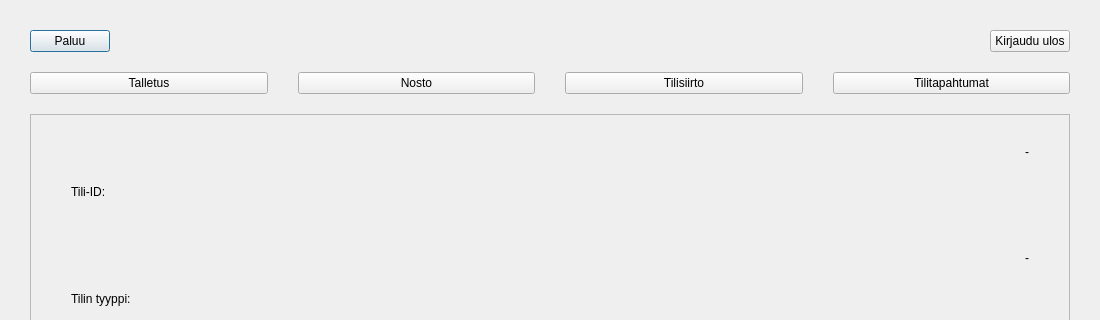
Above: bank_automat/accountinfo.ui from 25kmo-project/group_7 before the change; both pictures show x 0 to 1100 and y 0 to 320 of the 1100 by 768 pixel window. Below: the same form after it.
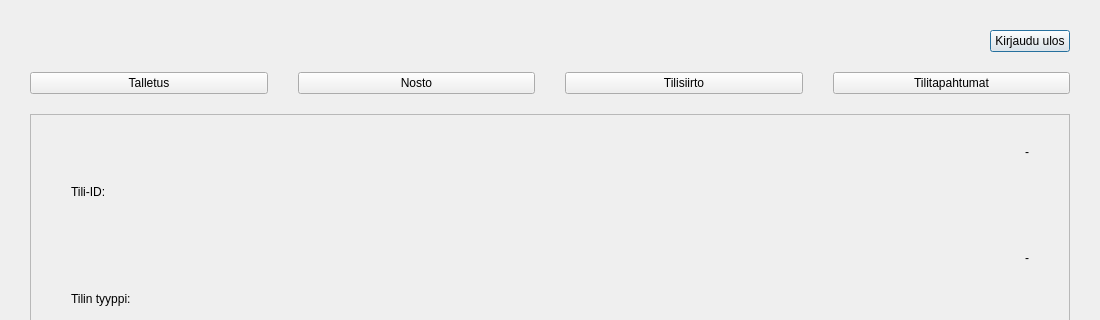
That is the form after the change.

Commit message: kuvan lataus korjattu

```diff
--- a/bank_automat/accountinfo.ui
+++ b/bank_automat/accountinfo.ui
@@ -31,19 +31,6 @@
    </property>
    <item>
     <layout class="QHBoxLayout" name="topBar">
-     <item>
-      <widget class="QPushButton" name="btnBack">
-       <property name="sizePolicy">
-        <sizepolicy hsizetype="Fixed" vsizetype="Fixed">
-         <horstretch>0</horstretch>
-         <verstretch>0</verstretch>
-        </sizepolicy>
-       </property>
-       <property name="text">
-        <string>Paluu</string>
-       </property>
-      </widget>
-     </item>
      <item>
       <spacer name="horizontalSpacer">
        <property name="orientation">
```
The commit also changes 1 other file.
